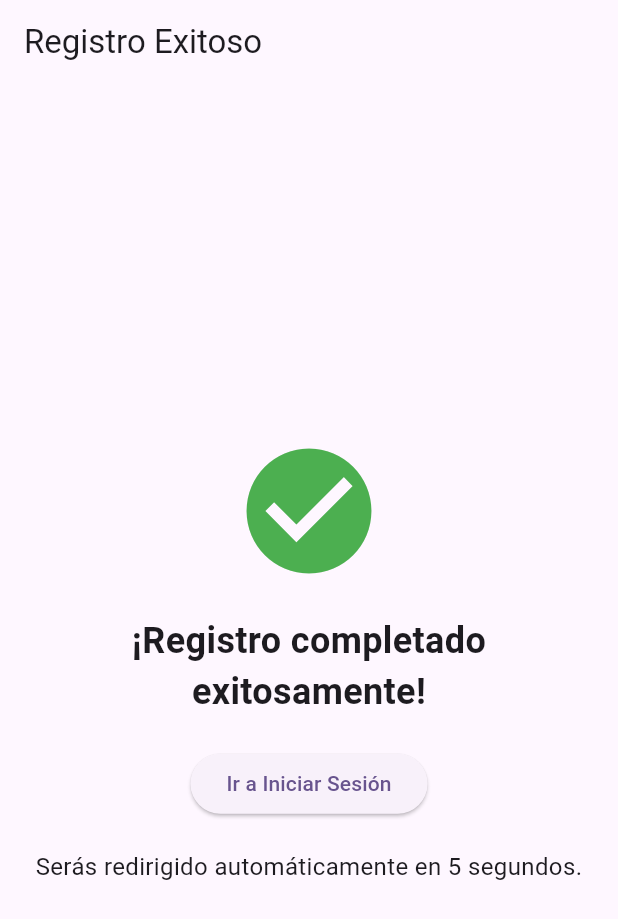
After one commit to jtorsuarz/PastiTrack, a Flutter app: the SignUpSuccessScreen screen opened by its route, on a phone screen of 412 x 824 dp. The commit adds this screen. Shown: the top 919 px of the screen. Run offline on Flutter 3.47's test engine with Material 3 defaults, Android fonts, the light colour scheme and no system bars; our stand-ins replace bloc, firebase_auth, firebase_core, flutter_bloc, go_router; accounts and stored records are empty; network calls fail.

Commit message:
- Registration Screen + Logic (Reviewer Redirect when SignUp is Success

```diff
--- a/lib/core/constants/app_string.dart
+++ b/lib/core/constants/app_string.dart
@@ -4,6 +4,17 @@ class AppString {
   static const String welcomePastiTrack = 'Bienvenido a PastiTrack';
   static const String email = 'Correo Electrónico';
   static const String password = 'Contraseña';
+  static const String forgotPassword = '¿Olvidaste tu contraseña?';
+  static const String signUp = 'Registrarse';
+  static const String signUpSuccess = 'Registro Exitoso';
+  static const String signInCompleteSuccess =
+      '¡Registro completado exitosamente!';
+  static const String goToSignIn = 'Ir a Iniciar Sesión';
+  static const String resetPassword = 'Restablecer Contraseña';
+  static String redirectAutomaticSeconds(s) =>
+      'Serás redirigido automáticamente en $s segundos.';
+
+  // ! Error Messages
   static const String errorVerifyStatusAuth =
       'Error al verificar el estado de autenticación';
   static const String errorSignIn = 'Error al iniciar sesión';
--- a/lib/core/constants/app_urls.dart
+++ b/lib/core/constants/app_urls.dart
@@ -1,5 +1,7 @@
 class AppUrls {
   static const String initial = '/';
+  static const String homePath = '/home';
   static const String signInPath = '/sign-in';
-  static const String homePath = '/home';
+  static const String signUpPath = '/sign-up';
+  static const String signUpSuccessPath = '/sign-up-success';
 }
--- a/lib/core/router/app_router.dart
+++ b/lib/core/router/app_router.dart
@@ -6,6 +6,8 @@ import 'package:pasti_track/core/constants/app_urls.dart';
 import 'package:pasti_track/core/helper/app_logger.dart';
 import 'package:pasti_track/features/auth/presentation/auth_wrapper/auth_wrapper.dart';
 import 'package:pasti_track/features/auth/presentation/sign_in/sign_in_screen.dart';
+import 'package:pasti_track/features/auth/presentation/sign_up/sign_up_screen.dart';
+import 'package:pasti_track/features/auth/presentation/sign_up/sign_up_success_screen.dart';
 import 'package:pasti_track/features/home/presentation/home_screen.dart';
 import 'package:pasti_track/features/auth/presentation/auth_wrapper/bloc/auth_bloc.dart';
 
@@ -20,15 +22,27 @@ class AppRouter {
         },
       ),
       GoRoute(
+        path: AppUrls.homePath,
+        builder: (BuildContext context, GoRouterState state) {
+          return const HomeScreen();
+        },
+      ),
+      GoRoute(
         path: AppUrls.signInPath,
         builder: (BuildContext context, GoRouterState state) {
           return SignInScreen();
         },
       ),
       GoRoute(
-        path: AppUrls.homePath,
+        path: AppUrls.signUpPath,
         builder: (BuildContext context, GoRouterState state) {
-          return const HomeScreen();
+          return SignUpScreen();
+        },
+      ),
+      GoRoute(
+        path: AppUrls.signUpSuccessPath,
+        builder: (BuildContext context, GoRouterState state) {
+          return const SignUpSuccessScreen();
         },
       ),
     ],
--- a/lib/features/auth/data/datasources/auth_remote_data_source.dart
+++ b/lib/features/auth/data/datasources/auth_remote_data_source.dart
@@ -16,7 +16,7 @@ class AuthRemoteDataSource {
     return _firebaseAuth.currentUser;
   }
 
-  Future<void> register(String email, String password) async {
+  Future<void> signUpUser(String email, String password) async {
     await _firebaseAuth.createUserWithEmailAndPassword(
         email: email, password: password);
   }
--- a/lib/features/auth/data/repositories/auth_repository_impl.dart
+++ b/lib/features/auth/data/repositories/auth_repository_impl.dart
@@ -29,9 +29,10 @@ class AuthRepositoryImpl implements AuthRepository {
   }
 
   @override
-  Future<void> register(String email, String password) async {
+  Future<void> signUpUser(
+      {required String email, required String password}) async {
     try {
-      await remoteDataSource.register(email, password);
+      await remoteDataSource.signUpUser(email, password);
     } on FirebaseAuthException catch (e) {
       throw _mapFirebaseAuthExceptionToFailure(e);
     }
--- a/lib/features/auth/domain/repositories/auth_repository.dart
+++ b/lib/features/auth/domain/repositories/auth_repository.dart
@@ -4,6 +4,6 @@ abstract class AuthRepository {
   Future<void> signIn(String email, String password);
   Future<void> signOut();
   Future<User?> getCurrentUser();
-  Future<void> register(String email, String password);
+  Future<void> signUpUser({required String email, required String password});
   Future<void> resetPassword(String email);
 }
--- /dev/null
+++ b/lib/features/auth/domain/usecases/signup_user_usecase.dart
@@ -0,0 +1,11 @@
+import 'package:pasti_track/features/auth/domain/repositories/auth_repository.dart';
+
+class SignUpUserUseCase {
+  final AuthRepository repository;
+
+  SignUpUserUseCase(this.repository);
+
+  Future<void> call({required String email, required String password}) async {
+    return await repository.signUpUser(email: email, password: password);
+  }
+}
--- a/lib/features/auth/presentation/sign_in/sign_in_screen.dart
+++ b/lib/features/auth/presentation/sign_in/sign_in_screen.dart
@@ -53,6 +53,12 @@ class SignInScreen extends StatelessWidget {
                 },
                 child: const Text(AppString.signIn),
               ),
+              ElevatedButton(
+                onPressed: () {
+                  context.go(AppUrls.signUpPath);
+                },
+                child: const Text(AppString.signUp),
+              ),
             ],
           ),
         ),
--- /dev/null
+++ b/lib/features/auth/presentation/sign_up/bloc/sign_up_event.dart
@@ -0,0 +1,10 @@
+part of 'sign_up_bloc.dart';
+
+abstract class SignUpEvent {}
+
+class SignUpSubmitted extends SignUpEvent {
+  final String email;
+  final String password;
+
+  SignUpSubmitted(this.email, this.password);
+}
--- /dev/null
+++ b/lib/features/auth/presentation/sign_up/bloc/sign_up_state.dart
@@ -0,0 +1,15 @@
+part of 'sign_up_bloc.dart';
+
+abstract class SignUpState {}
+
+class SignUpInitial extends SignUpState {}
+
+class SignUpLoading extends SignUpState {}
+
+class SignUpSuccess extends SignUpState {}
+
+class SignUpFailure extends SignUpState {
+  final String error;
+
+  SignUpFailure(this.error);
+}
--- /dev/null
+++ b/lib/features/auth/presentation/sign_up/sign_up_success_screen.dart
@@ -0,0 +1,57 @@
+import 'dart:async';
+
+import 'package:flutter/material.dart';
+import 'package:pasti_track/core/constants/app_string.dart';
+import 'package:pasti_track/core/constants/app_urls.dart';
+import 'package:go_router/go_router.dart';
+
+class SignUpSuccessScreen extends StatelessWidget {
+  final int timeoutDuration;
+
+  const SignUpSuccessScreen({super.key, this.timeoutDuration = 5});
+
+  @override
+  Widget build(BuildContext context) {
+    Timer(Duration(seconds: timeoutDuration), () {
+      context.go(AppUrls.signInPath);
+    });
+
+    return Scaffold(
+      appBar: AppBar(title: const Text(AppString.signUpSuccess)),
+      body: Center(
+        child: Padding(
+          padding: const EdgeInsets.all(16.0),
+          child: Column(
+            mainAxisAlignment: MainAxisAlignment.center,
+            children: [
+              const Icon(
+                Icons.check_circle,
+                size: 100,
+                color: Colors.green,
+              ),
+              const SizedBox(height: 20),
+              const Text(
+                AppString.signInCompleteSuccess,
+                style: TextStyle(fontSize: 24, fontWeight: FontWeight.bold),
+                textAlign: TextAlign.center,
+              ),
+              const SizedBox(height: 20),
+              ElevatedButton(
+                onPressed: () {
+                  context.go(AppUrls.signInPath);
+                },
+                child: const Text(AppString.goToSignIn),
+              ),
+              const SizedBox(height: 20),
+              Text(
+                AppString.redirectAutomaticSeconds(timeoutDuration),
+                style: const TextStyle(fontSize: 16),
+                textAlign: TextAlign.center,
+              ),
+            ],
+          ),
+        ),
+      ),
+    );
+  }
+}
```
Also changed, not shown: lib/features/auth/presentation/sign_up/bloc/sign_up_bloc.dart (added, +22 -0 lines), lib/features/auth/presentation/sign_up/sign_up_screen.dart (added, +64 -0 lines), lib/main.dart (+10 -2 lines).
